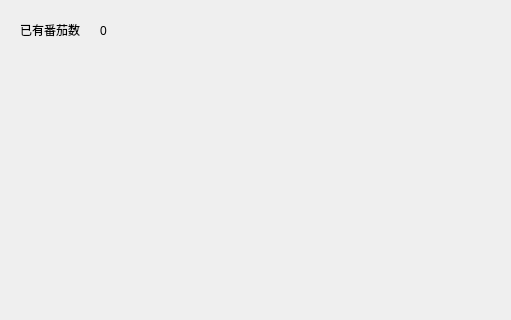
This is TomClock_QtCreator/screenUi/achievementwindow.ui in MeoRinLime/TomClock as Qt 5 draws it before an edit; both pictures show x 0 to 511 and y 0 to 320 of the 800 by 500 pixel window. The edited form follows.
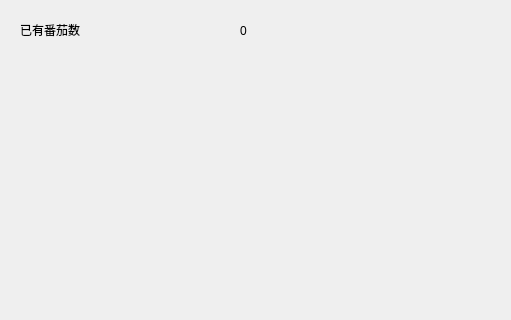
This is the edited form. Icons and pictures are not drawn.

The edit to the form file:
```diff
--- a/TomClock_QtCreator/screenUi/achievementwindow.ui
+++ b/TomClock_QtCreator/screenUi/achievementwindow.ui
@@ -28,7 +28,7 @@
     <rect>
      <x>20</x>
      <y>20</y>
-     <width>61</width>
+     <width>211</width>
      <height>20</height>
     </rect>
    </property>
@@ -39,7 +39,7 @@
   <widget class="QLabel" name="numOfTomato">
    <property name="geometry">
     <rect>
-     <x>100</x>
+     <x>240</x>
      <y>20</y>
      <width>131</width>
      <height>21</height>
```
